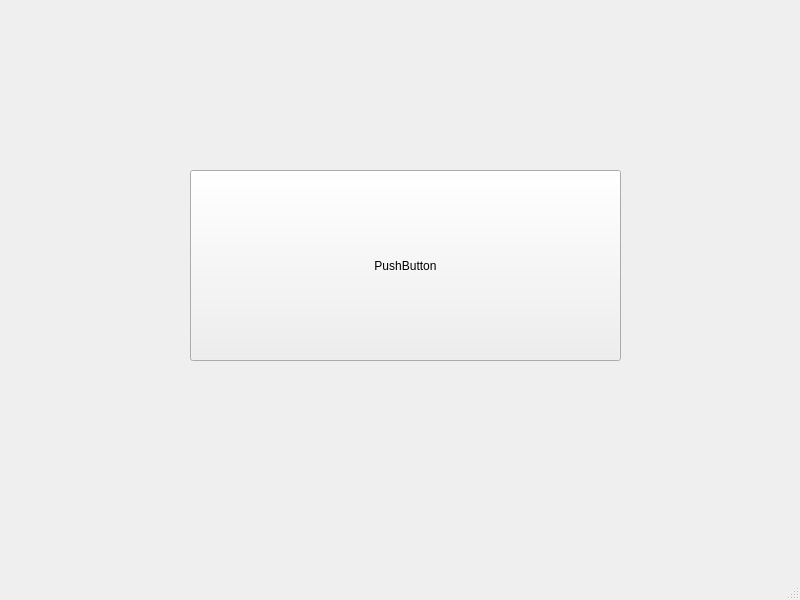
First picture: the form in ui/MainWindow.ui, repository StormBytePP/StormByte-StageManager-Qt, before the edit.
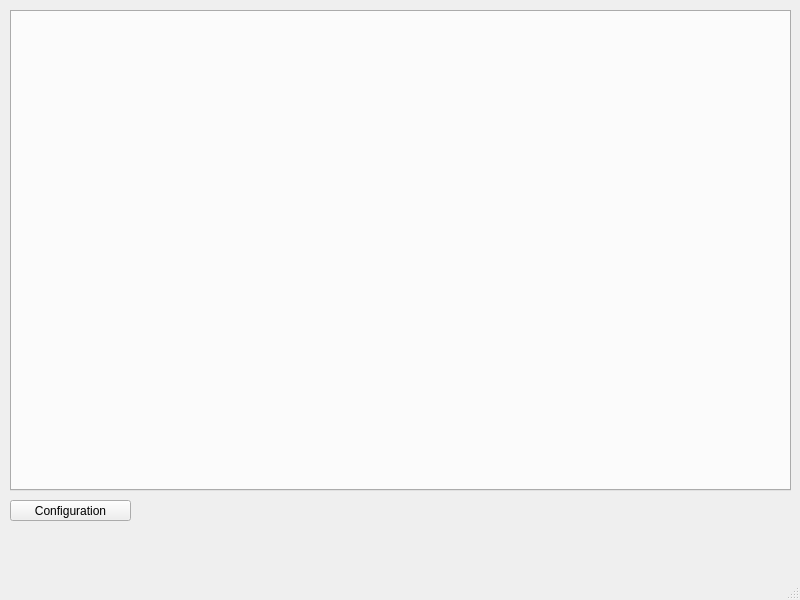
Second picture: the form after the edit.

The edit to the form file:
```diff
--- a/ui/MainWindow.ui
+++ b/ui/MainWindow.ui
@@ -14,17 +14,30 @@
    <string>StageManager</string>
   </property>
   <widget class="QWidget" name="centralwidget">
-   <widget class="QPushButton" name="pushButton">
+   <widget class="QTabWidget" name="tabWidget">
     <property name="geometry">
      <rect>
-      <x>190</x>
-      <y>170</y>
-      <width>431</width>
-      <height>191</height>
+      <x>10</x>
+      <y>10</y>
+      <width>781</width>
+      <height>481</height>
+     </rect>
+    </property>
+    <property name="currentIndex">
+     <number>-1</number>
+    </property>
+   </widget>
+   <widget class="QPushButton" name="configurationButton">
+    <property name="geometry">
+     <rect>
+      <x>10</x>
+      <y>500</y>
+      <width>121</width>
+      <height>21</height>
      </rect>
     </property>
     <property name="text">
-     <string>PushButton</string>
+     <string>Configuration</string>
     </property>
    </widget>
   </widget>
```
Left out of the diff: 4 changed lines with no effect on the pictures.
